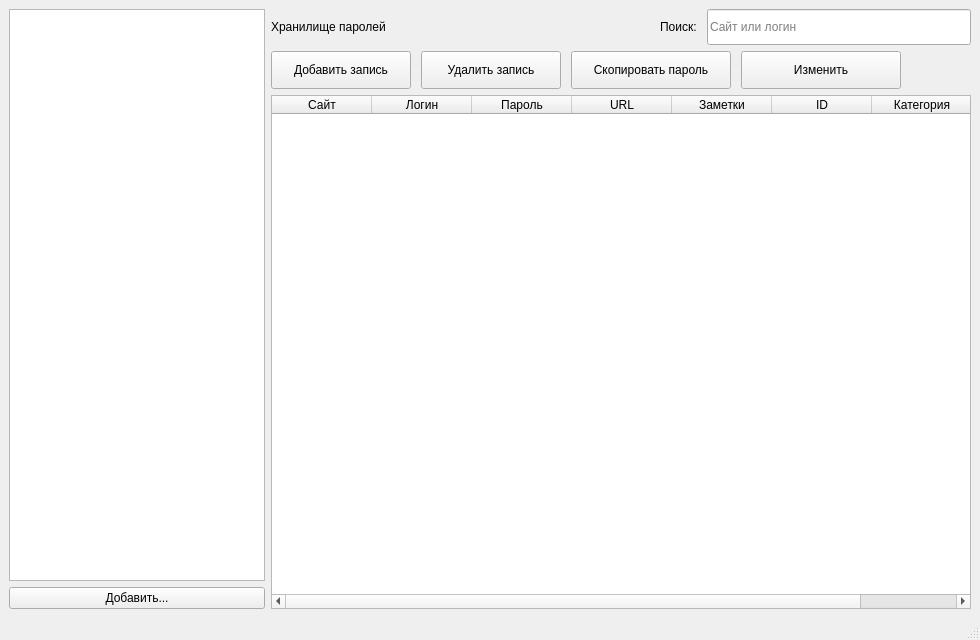
This is mainwindow.ui in Art1fi/qtKharon as Qt 5 draws it before an edit. The edited form follows.
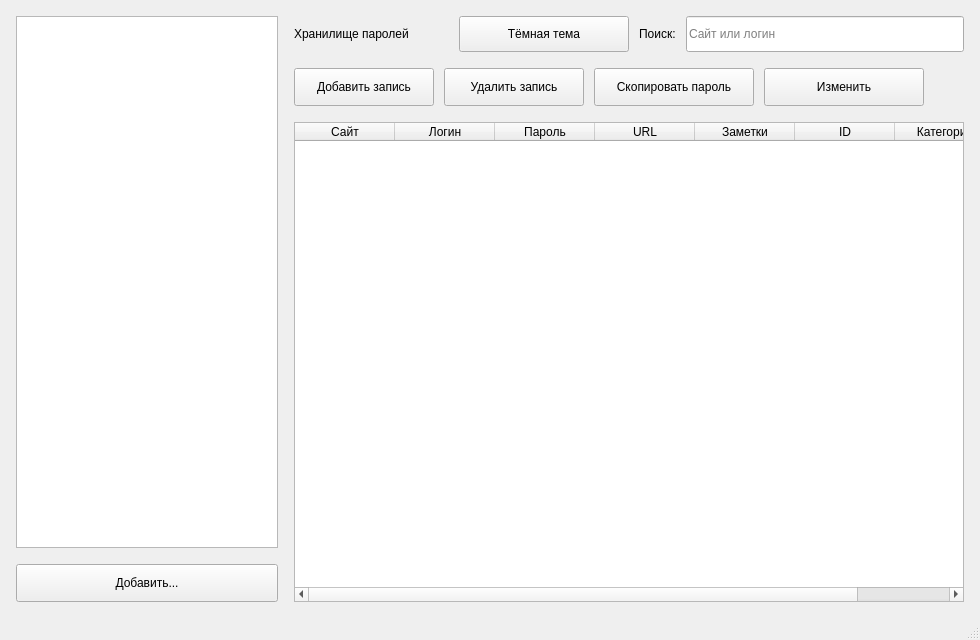
This is the edited form.

Commit message: Add light theme and dark-mode toggle button

The edit to the form file:
```diff
--- a/mainwindow.ui
+++ b/mainwindow.ui
@@ -15,20 +15,47 @@
   </property>
   <widget class="QWidget" name="centralwidget">
    <layout class="QHBoxLayout" name="horizontalLayout">
+    <property name="spacing">
+     <number>16</number>
+    </property>
+    <property name="leftMargin">
+     <number>16</number>
+    </property>
+    <property name="topMargin">
+     <number>16</number>
+    </property>
+    <property name="rightMargin">
+     <number>16</number>
+    </property>
+    <property name="bottomMargin">
+     <number>16</number>
+    </property>
     <item>
      <layout class="QVBoxLayout" name="verticalLayout_2">
       <item>
        <widget class="QListWidget" name="categoryListWidget">
         <property name="sizePolicy">
-         <sizepolicy hsizetype="Preferred" vsizetype="Expanding">
+         <sizepolicy hsizetype="MinimumExpanding" vsizetype="Expanding">
           <horstretch>0</horstretch>
           <verstretch>0</verstretch>
          </sizepolicy>
         </property>
+        <property name="minimumSize">
+         <size>
+          <width>220</width>
+          <height>0</height>
+         </size>
+        </property>
        </widget>
       </item>
       <item>
        <widget class="QPushButton" name="addCategoryButton">
+        <property name="minimumSize">
+         <size>
+          <width>0</width>
+          <height>38</height>
+         </size>
+        </property>
         <property name="text">
          <string>Добавить...</string>
         </property>
@@ -63,6 +90,19 @@
           </property>
          </spacer>
         </item>
+        <item>
+         <widget class="QPushButton" name="themeToggleButton">
+          <property name="minimumSize">
+           <size>
+            <width>170</width>
+            <height>36</height>
+           </size>
+          </property>
+          <property name="text">
+           <string>Тёмная тема</string>
+          </property>
+         </widget>
+        </item>
         <item>
          <widget class="QLabel" name="searchLabel">
           <property name="text">
@@ -72,9 +112,15 @@
         </item>
         <item>
          <widget class="QLineEdit" name="searchBar">
+          <property name="sizePolicy">
+           <sizepolicy hsizetype="Expanding" vsizetype="Fixed">
+            <horstretch>1</horstretch>
+            <verstretch>0</verstretch>
+           </sizepolicy>
+          </property>
           <property name="minimumSize">
            <size>
-            <width>260</width>
+            <width>180</width>
             <height>36</height>
            </size>
           </property>
```
Left out of the diff: 3 changed lines with no effect on the pictures. The commit also changes 5 other files.
